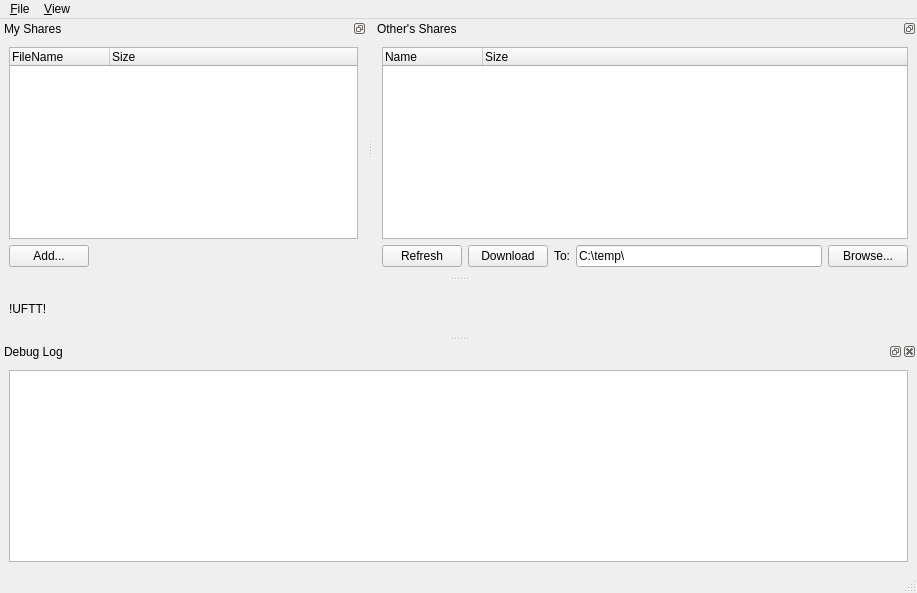
Old version of the form src/qt-gui/MainWindow.ui in the repository MrHacky/uftt.
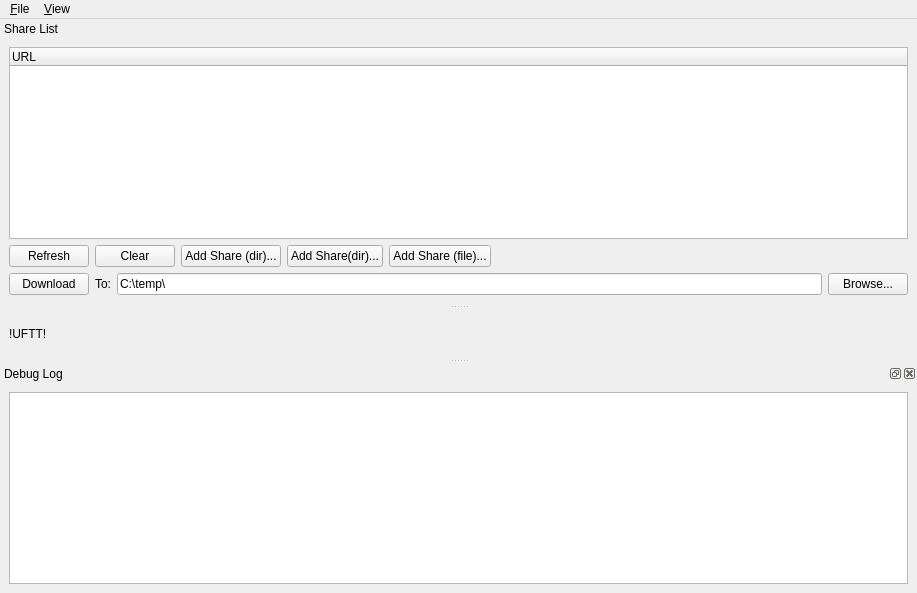
New version of the form. Custom widgets are drawn as their Qt base class.

Patch:
```diff
--- a/src/qt-gui/MainWindow.ui
+++ b/src/qt-gui/MainWindow.ui
@@ -53,46 +53,23 @@
    <addaction name="menu_File" />
    <addaction name="menu_View" />
   </widget>
-  <widget class="QDockWidget" name="dockWidget" >
-   <property name="enabled" >
-    <bool>true</bool>
-   </property>
-   <property name="minimumSize" >
-    <size>
-     <width>0</width>
-     <height>0</height>
-    </size>
-   </property>
+  <widget class="QDockWidget" name="dockShares" >
    <property name="features" >
-    <set>QDockWidget::DockWidgetFloatable|QDockWidget::DockWidgetMovable|QDockWidget::NoDockWidgetFeatures</set>
+    <set>QDockWidget::DockWidgetMovable</set>
    </property>
    <property name="windowTitle" >
-    <string>My Shares</string>
+    <string>Share List</string>
    </property>
    <attribute name="dockWidgetArea" >
     <number>4</number>
    </attribute>
-   <widget class="QWidget" name="dockWidgetContents" >
+   <widget class="QWidget" name="dockWidgetContents_2" >
     <layout class="QVBoxLayout" >
      <item>
-      <widget class="QDragDropTreeWidget" name="treeWidget" >
-       <property name="sizePolicy" >
-        <sizepolicy vsizetype="Expanding" hsizetype="Expanding" >
-         <horstretch>0</horstretch>
-         <verstretch>0</verstretch>
-        </sizepolicy>
-       </property>
-       <property name="acceptDrops" >
-        <bool>true</bool>
-       </property>
+      <widget class="QDragDropTreeWidget" name="SharesTree" >
        <column>
         <property name="text" >
-         <string>FileName</string>
-        </property>
-       </column>
-       <column>
-        <property name="text" >
-         <string>Size</string>
+         <string>URL</string>
         </property>
        </column>
       </widget>
@@ -100,9 +77,37 @@
      <item>
       <layout class="QHBoxLayout" >
        <item>
-        <widget class="QPushButton" name="pushButton" >
+        <widget class="QPushButton" name="RefreshButton" >
          <property name="text" >
-          <string>Add...</string>
+          <string>Refresh</string>
+         </property>
+        </widget>
+       </item>
+       <item>
+        <widget class="QPushButton" name="buttonClear" >
+         <property name="text" >
+          <string>Clear</string>
+         </property>
+        </widget>
+       </item>
+       <item>
+        <widget class="QPushButton" name="buttonAdd1" >
+         <property name="text" >
+          <string>Add Share (dir)...</string>
+         </property>
+        </widget>
+       </item>
+       <item>
+        <widget class="QPushButton" name="buttonAdd2" >
+         <property name="text" >
+          <string>Add Share(dir)...</string>
+         </property>
+        </widget>
+       </item>
+       <item>
+        <widget class="QPushButton" name="buttonAdd3" >
+         <property name="text" >
+          <string>Add Share (file)...</string>
          </property>
         </widget>
        </item>
@@ -121,59 +126,8 @@
        </item>
       </layout>
      </item>
-    </layout>
-   </widget>
-  </widget>
-  <widget class="QDockWidget" name="dockWidget_2" >
-   <property name="features" >
-    <set>QDockWidget::DockWidgetFloatable|QDockWidget::DockWidgetMovable|QDockWidget::NoDockWidgetFeatures</set>
-   </property>
-   <property name="windowTitle" >
-    <string>Other's Shares</string>
-   </property>
-   <attribute name="dockWidgetArea" >
-    <number>4</number>
-   </attribute>
-   <widget class="QWidget" name="dockWidgetContents_2" >
-    <layout class="QVBoxLayout" >
-     <item>
-      <widget class="QDragDropTreeWidget" name="OthersSharesTree" >
-       <column>
-        <property name="text" >
-         <string>Name</string>
-        </property>
-       </column>
-       <column>
-        <property name="text" >
-         <string>Size</string>
-        </property>
-       </column>
-      </widget>
-     </item>
      <item>
       <layout class="QHBoxLayout" >
-       <property name="spacing" >
-        <number>6</number>
-       </property>
-       <property name="leftMargin" >
-        <number>0</number>
-       </property>
-       <property name="topMargin" >
-        <number>0</number>
-       </property>
-       <property name="rightMargin" >
-        <number>0</number>
-       </property>
-       <property name="bottomMargin" >
-        <number>0</number>
-       </property>
-       <item>
-        <widget class="QPushButton" name="RefreshButton" >
-         <property name="text" >
-          <string>Refresh</string>
-         </property>
-        </widget>
-       </item>
        <item>
         <widget class="QPushButton" name="DownloadButton" >
          <property name="text" >
@@ -196,7 +150,7 @@
         </widget>
        </item>
        <item>
-        <widget class="QPushButton" name="pushButton_2" >
+        <widget class="QPushButton" name="buttonBrowse" >
          <property name="text" >
           <string>Browse...</string>
          </property>
@@ -225,7 +179,6 @@
     </layout>
    </widget>
   </widget>
-  <widget class="QStatusBar" name="statusBar" />
   <action name="action_Quit" >
    <property name="text" >
     <string>&amp;Quit</string>
```
Left out of the diff: 18 changed lines with no effect on the pictures.
